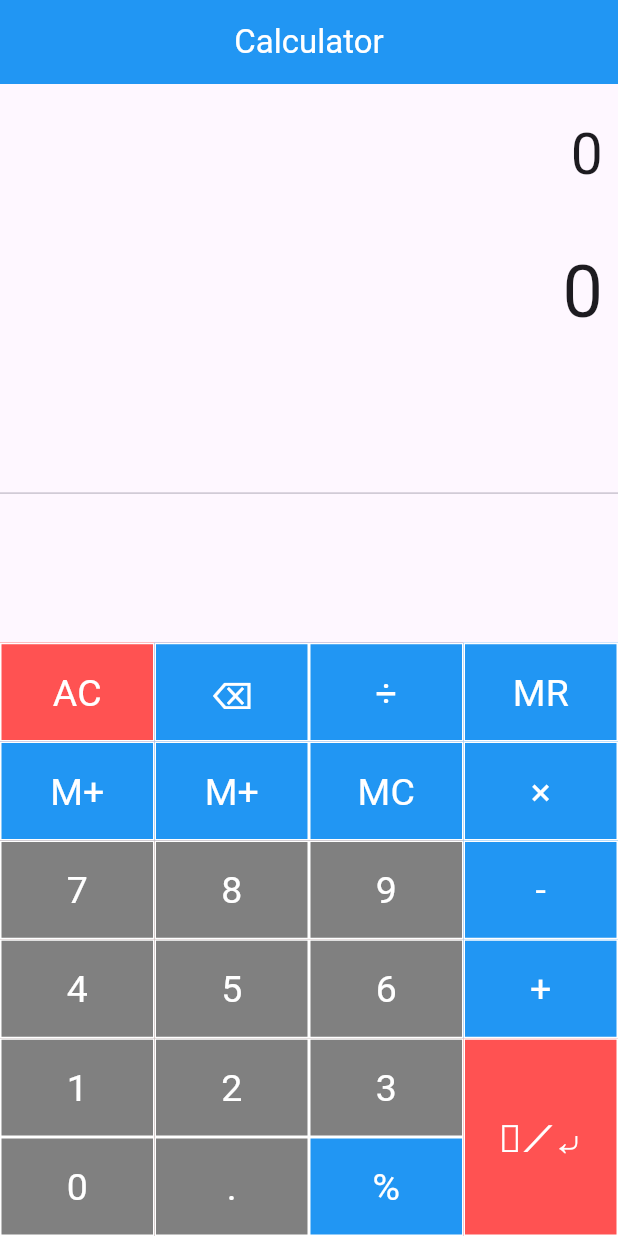
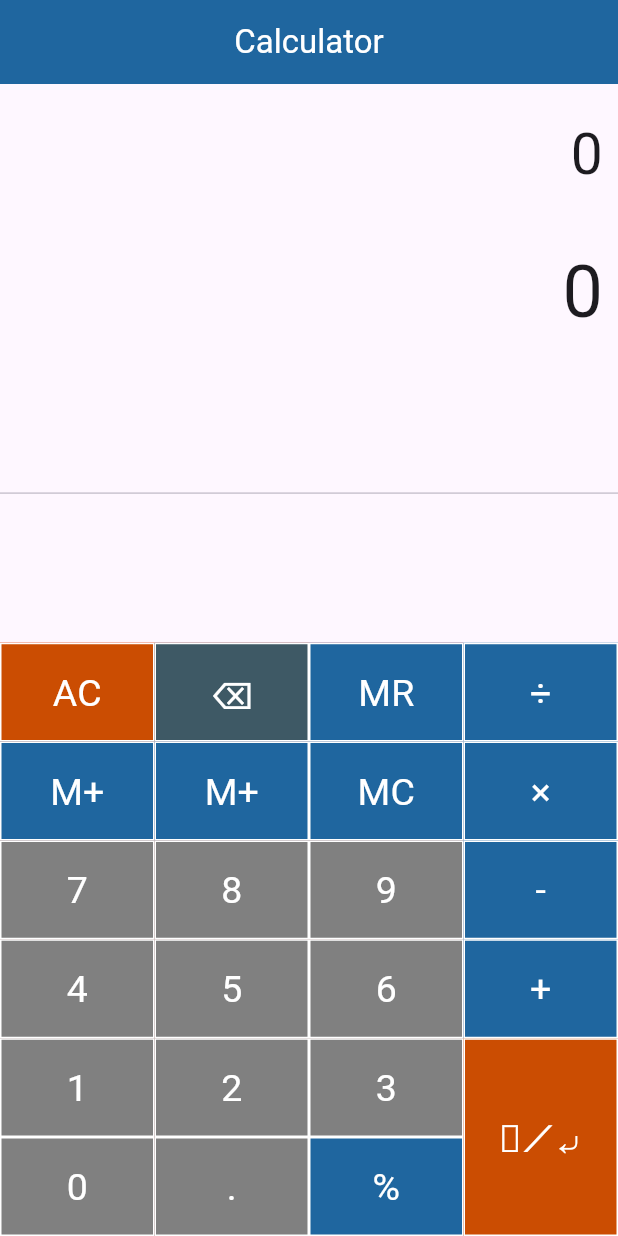
Before and after one commit to surajgond07/calculator, a Flutter app: the screen it shows after launch, on a phone screen of 412 x 824 dp. Run offline on Flutter 3.47's test engine with Material 3 defaults, Android fonts, the phone set to English and light mode, and no system bars.

Commit message:
Button Color modify

```diff
--- a/lib/main.dart
+++ b/lib/main.dart
@@ -1,4 +1,5 @@
 import 'package:flutter/material.dart';
+import 'package:flutter/services.dart';
 
 void main() {
   runApp(const Calculator());
@@ -26,6 +27,25 @@ class SimpleCalculator extends StatefulWidget {
 }
 
 class _SimpleCalculatorState extends State<SimpleCalculator> {
+  // To lock the HomeScreen to portrait mode only
+  @override
+  void initState() {
+    super.initState();
+    SystemChrome.setPreferredOrientations([
+      DeviceOrientation.portraitUp,
+      DeviceOrientation.portraitDown,
+    ]);
+  }
+
+  @override
+  void dispose() {
+    SystemChrome.setPreferredOrientations([
+      DeviceOrientation.portraitUp,
+      DeviceOrientation.portraitDown,
+    ]);
+    super.dispose();
+  }
+
   // Method for Button
   Widget buildButton(
       String buttonText, double buttonHeight, Color buttonColor) {
@@ -74,7 +94,7 @@ class _SimpleCalculatorState extends State<SimpleCalculator> {
           ),
         ),
         centerTitle: true,
-        backgroundColor: Colors.blue,
+        backgroundColor: const Color(0xFF1f669f),
       ),
       body: Column(
         children: [
@@ -113,9 +133,14 @@ class _SimpleCalculatorState extends State<SimpleCalculator> {
                       children: [
                         // unicode symbol
                         // https://www.fileformat.info/info/unicode/category/Sm/list.htm
-                        buildButton("AC", 1, Colors.redAccent),
-                        buildButton("⌫", 1, Colors.blue),
-                        buildButton("÷", 1, Colors.blue),
+                        // buildButton("AC", 1, const Color(0xFFe62e00)),
+                        buildButton("AC", 1, const Color(0xFFcb4d02)),
+                        // buildButton("⌫", 1, Colors.blueGrey),
+                        buildButton("⌫", 1, const Color(0xFF3e5965)),
+                        // buildButton("÷", 1, Colors.blue),
+                        // buildButton("÷", 1, const Color(0xFF1f669f)),
+                        buildButton("MR", 1, const Color(0xFF1f669f)),
+                        // buildButton("÷", 1, const Color(0xFF6c949e)),
                       ],
                     ),
                     TableRow(
@@ -123,9 +148,9 @@ class _SimpleCalculatorState extends State<SimpleCalculator> {
                         // unicode symbol
                         // https://www.fileformat.info/info/unicode/category/Sm/list.htm
 
-                        buildButton("M+", 1, Colors.blue),
-                        buildButton("M+", 1, Colors.blue),
-                        buildButton("MC", 1, Colors.blue),
+                        buildButton("M+", 1, const Color(0xFF1f669f)),
+                        buildButton("M+", 1, const Color(0xFF1f669f)),
+                        buildButton("MC", 1, const Color(0xFF1f669f)),
                       ],
                     ),
                     TableRow(
@@ -161,7 +186,7 @@ class _SimpleCalculatorState extends State<SimpleCalculator> {
                         // https://www.fileformat.info/info/unicode/category/Sm/list.htm
                         buildButton("0", 1, const Color(0xFF808080)),
                         buildButton(".", 1, const Color(0xFF808080)),
-                        buildButton("%", 1, Colors.blue),
+                        buildButton("%", 1, const Color(0xFF1f669f)),
                       ],
                     ),
                   ],
@@ -172,20 +197,21 @@ class _SimpleCalculatorState extends State<SimpleCalculator> {
                 child: Table(
                   children: [
                     TableRow(children: [
-                      buildButton("MR", 1, Colors.blue),
+                      buildButton("÷", 1, const Color(0xFF1f669f)),
                     ]),
                     TableRow(children: [
-                      buildButton("×", 1, Colors.blue),
+                      buildButton("×", 1, const Color(0xFF1f669f)),
                     ]),
                     TableRow(children: [
-                      buildButton("-", 1, Colors.blue),
+                      buildButton("-", 1, const Color(0xFF1f669f)),
                     ]),
                     TableRow(children: [
-                      buildButton("+", 1, Colors.blue),
+                      buildButton("+", 1, const Color(0xFF1f669f)),
                     ]),
                     TableRow(children: [
                       //https://www.hotsymbol.com/symbol/arrow-pointing-downwards-then-curving-leftwards
-                      buildButton("⁼⟋⤶", 2, Colors.redAccent),
+                      // buildButton("⁼⟋⤶", 2, const Color(0xFFbc622d)),
+                      buildButton("⁼⟋⤶", 2, const Color(0xFFcb4d02)),
                       // buildButton("=", 2, Colors.redAccent),
                     ]),
                   ],
```
